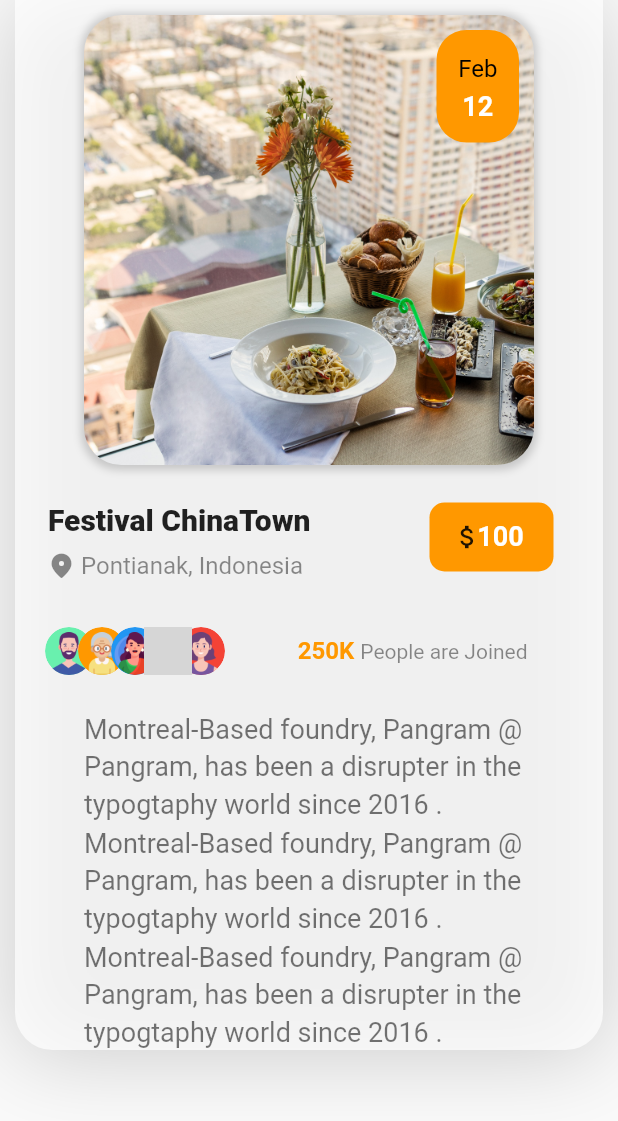
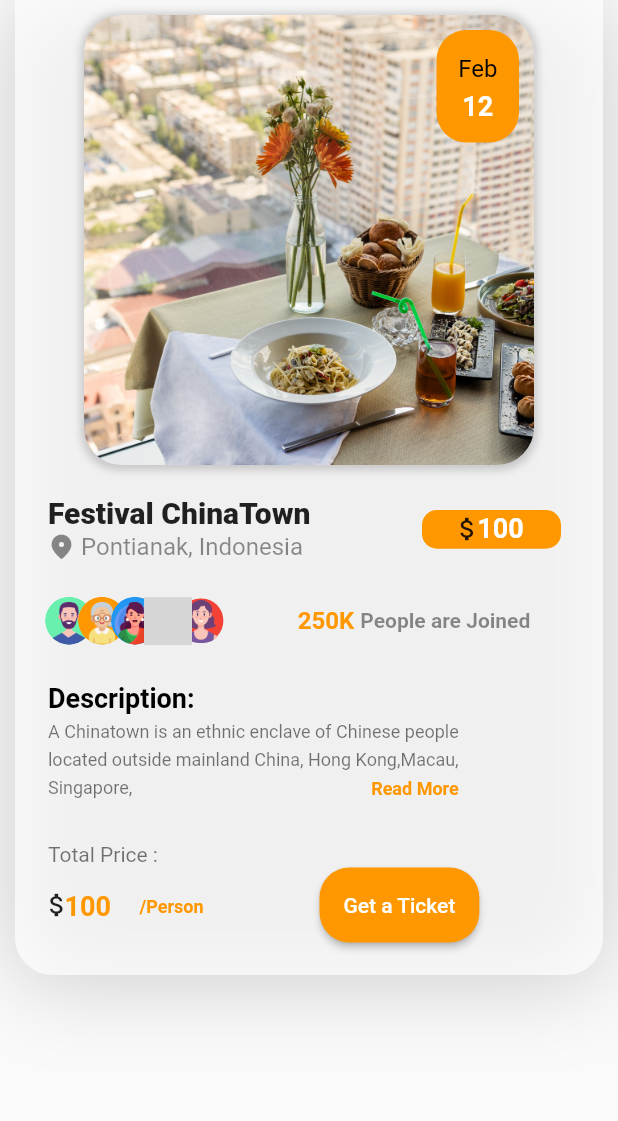
Before and after one commit to Thr93Satar/hiring_academy, a Flutter app: the screen it shows after launch, on a phone screen of 412 x 824 dp. Shown: the top 1121 px of the screen. Run offline on Flutter 3.47's test engine with Material 2 defaults, Android fonts, the phone set to English and light mode, and no system bars; grey boxes are pictures that could not be loaded.

Commit message:
making_Resturant_Reservation_Card_and_i_am_happy.v2

```diff
--- a/lib/main.dart
+++ b/lib/main.dart
@@ -26,7 +26,7 @@ class MyApp extends StatelessWidget {
                 ),
                 Expanded(
                   child: Container(
-                    height: 700,
+                    height: 650,
                     decoration: BoxDecoration(
                         boxShadow: [
                           BoxShadow(
@@ -134,7 +134,7 @@ class MyApp extends StatelessWidget {
                               ],
                             ),
                             const SizedBox(
-                              height: 10,
+                              height: 20,
                             ),
                             Expanded(
                               flex: 1,
@@ -215,7 +215,7 @@ class MyApp extends StatelessWidget {
                                   Expanded(
                                     flex: 2,
                                     child: Padding(
-                                      padding: const EdgeInsets.all(15.0),
+                                      padding: const EdgeInsets.all(10.0),
                                       child: Container(
                                         alignment: Alignment.center,
                                         decoration: const BoxDecoration(
@@ -257,6 +257,9 @@ class MyApp extends StatelessWidget {
                                   )
                                 ],
                               ),
+                            ),
+                            const SizedBox(
+                              height: 15,
                             ),
                             Expanded(
                               flex: 1,
@@ -400,7 +403,8 @@ class MyApp extends StatelessWidget {
                                   Expanded(
                                       flex: 1,
                                       child: Row(
-                                        mainAxisAlignment: MainAxisAlignment.start,
+                                          mainAxisAlignment:
+                                              MainAxisAlignment.start,
                                           children: const [
                                             SizedBox(
                                               child: Text(
@@ -418,6 +422,7 @@ class MyApp extends StatelessWidget {
                                                 'People are Joined',
                                                 style: TextStyle(
                                                   fontSize: 14,
+                                                  fontWeight: FontWeight.w600,
                                                   color: Colors.black45,
                                                 ),
                                               ),
@@ -429,69 +434,156 @@ class MyApp extends StatelessWidget {
                                 ],
                               ),
                             ),
+                            const SizedBox(
+                              height: 15,
+                            ),
                             Expanded(
-                              flex: 1,
+                              flex: 2,
                               child: Row(
-                                mainAxisAlignment: MainAxisAlignment.center,
                                 children: [
-                                  Container(
-                                    width: 300,
-                                    decoration: const BoxDecoration(),
-                                    child: const Text(
-                                      'Montreal-Based foundry, Pangram @ Pangram, has been a disrupter in the typogtaphy world since 2016 .',
+                                  const SizedBox(
+                                    width: 22,
+                                  ),
+                                  Expanded(
+                                    child: Column(
+                                        crossAxisAlignment:
+                                            CrossAxisAlignment.start,
+                                        children: [
+                                          const Text(
+                                            'Description:',
                                             textAlign: TextAlign.start,
                                             style: TextStyle(
                                               height: 1.4,
+                                              fontWeight: FontWeight.bold,
                                               fontSize: 18,
+                                              color: Colors.black,
+                                            ),
+                                          ),
+                                          Stack(
+                                            alignment: Alignment.bottomRight,
+                                            children: const [
+                                              Text(
+                                                'A Chinatown is an ethnic enclave of Chinese people\n'
+                                                'located outside mainland China, Hong Kong,Macau,\nSingapore,',
+                                                textAlign: TextAlign.justify,
+                                                overflow: TextOverflow.clip,
+                                                style: TextStyle(
+                                                  height: 1.6,
+                                                  fontSize: 12,
                                                   color: Colors.black54,
+                                                ),
+                                              ),
+                                              const SizedBox(
+                                                child: const Text(
+                                                  'Read More',
+                                                  textAlign: TextAlign.start,
+                                                  style: TextStyle(
+                                                    height: 1.4,
+                                                    fontSize: 12,
+                                                    fontWeight: FontWeight.bold,
+                                                    color: Colors.orange,
                                                   ),
                                                 ),
                                               ),
                                             ],
                                           ),
+                                        ]),
+                                  )
+                                ],
+                              ),
+                            ),
+                            const SizedBox(
+                              height: 15,
                             ),
                             Expanded(
-                              flex: 1,
-                              child: Row(
-                                mainAxisAlignment: MainAxisAlignment.center,
+                              flex: 2,
+                              child: Column(
+                                  mainAxisAlignment: MainAxisAlignment.start,
                                   children: [
-                                  Container(
-                                    width: 300,
-                                    decoration: const BoxDecoration(),
-                                    child: const Text(
-                                      'Montreal-Based foundry, Pangram @ Pangram, has been a disrupter in the typogtaphy world since 2016 .',
-                                      textAlign: TextAlign.start,
+                                    Row(
+                                      mainAxisAlignment:
+                                          MainAxisAlignment.start,
+                                      children: const [
+                                        SizedBox(width: 22),
+                                        Text(
+                                          'Total Price :',
                                           style: TextStyle(
                                             height: 1.4,
+                                            fontSize: 14,
+                                            color: Colors.black54,
+                                          ),
+                                        ),
+                                      ],
+                                    ),
+                                    Row(
+                                      mainAxisAlignment:
+                                          MainAxisAlignment.start,
+                                      children: [
+                                        const SizedBox(
+                                          width: 18,
+                                        ),
+                                        const SizedBox(
+                                            width: 15,
+                                            child: Icon(
+                                              Icons.attach_money,
+                                              size: 20,
+                                            )),
+                                        Row(
+                                          children: const [
+                                            SizedBox(
+                                              width: 50,
+                                              child: Text(
+                                                '100',
+                                                style: TextStyle(
+                                                  fontWeight: FontWeight.bold,
+                                                  color: Colors.orange,
                                                   fontSize: 18,
-                                        color: Colors.black54,
+                                                  height: 1.5,
+                                                ),
+                                              ),
+                                            ),
+                                            SizedBox(
+                                              width: 50,
+                                              child: Text(
+                                                '/Person',
+                                                style: TextStyle(
+                                                  fontWeight: FontWeight.bold,
+                                                  color: Colors.orange,
+                                                  fontSize: 12,
+                                                  height: 1.5,
                                                 ),
                                               ),
                                             ),
                                           ],
                                         ),
+                                        SizedBox(
+                                          width: 70,
                                         ),
-                            Expanded(
-                              flex: 1,
-                              child: Row(
-                                mainAxisAlignment: MainAxisAlignment.center,
-                                children: [
-                                  Container(
-                                    width: 300,
-                                    decoration: const BoxDecoration(),
+                                        SizedBox(
+                                            height: 50,
+                                            child: ElevatedButton(
+                                              onPressed: () {},
                                               child: const Text(
-                                      'Montreal-Based foundry, Pangram @ Pangram, has been a disrupter in the typogtaphy world since 2016 .',
-                                      textAlign: TextAlign.start,
-                                      style: TextStyle(
-                                        height: 1.4,
-                                        fontSize: 18,
-                                        color: Colors.black54,
+                                                'Get a Ticket',
+                                                style: TextStyle(fontSize: 14),
+                                              ),
+                                              style: ButtonStyle(
+                                                backgroundColor:
+                                                    MaterialStateProperty.all(
+                                                        Colors.orange),
+                                                shape:
+                                                    MaterialStateProperty.all(
+                                                        RoundedRectangleBorder(
+                                                  borderRadius:
+                                                      BorderRadius.circular(20),
+                                                ) // <-- Radius
                                                         ),
                                               ),
-                                  ),
+                                            )),
                                       ],
                                     ),
-                            ),
+                                  ]),
+                            )
                           ],
                         ),
                       ),
```
Lines whose indentation alone changed are shown as unchanged.
